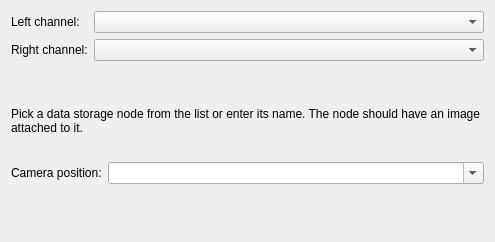
Before: the Qt Designer form MITK/Modules/IGIGui/Common/QmitkStereoImageAndCameraSelectionWidget.ui in NifTK/NifTK, drawn with Qt 5.
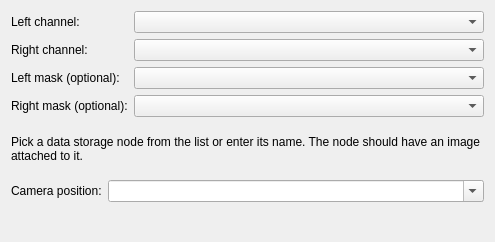
After: the same form once the commit is applied. Custom widgets are drawn as their Qt base class.

Commit message: Issue #4803: Update surface recon plugin with mask images.

```diff
--- a/MITK/Modules/IGIGui/Common/QmitkStereoImageAndCameraSelectionWidget.ui
+++ b/MITK/Modules/IGIGui/Common/QmitkStereoImageAndCameraSelectionWidget.ui
@@ -13,8 +13,6 @@
   <property name="windowTitle">
    <string>Form</string>
   </property>
-  <layout class="QHBoxLayout" name="horizontalLayout">
-   <item>
     <layout class="QVBoxLayout" name="verticalLayout">
      <item>
       <layout class="QFormLayout" name="formLayout">
@@ -38,6 +36,26 @@
        <item row="1" column="1">
         <widget class="QmitkDataStorageComboBox" name="m_RightImageCombo"/>
        </item>
+     <item row="2" column="0">
+      <widget class="QLabel" name="m_LeftMaskLabel">
+       <property name="text">
+        <string>Left mask (optional):</string>
+       </property>
+      </widget>
+     </item>
+     <item row="2" column="1">
+      <widget class="QmitkDataStorageComboBox" name="m_LeftMaskCombo"/>
+     </item>
+     <item row="3" column="0">
+      <widget class="QLabel" name="m_RightMaskLabel">
+       <property name="text">
+        <string>Right mask (optional):</string>
+       </property>
+      </widget>
+     </item>
+     <item row="3" column="1">
+      <widget class="QmitkDataStorageComboBox" name="m_RightMaskCombo"/>
+     </item>
       </layout>
      </item>
      <item>
@@ -68,8 +86,6 @@
           <bool>true</bool>
          </property>
         </widget>
-       </item>
-      </layout>
      </item>
     </layout>
    </item>
```
Lines whose indentation alone changed are shown as unchanged. The commit also changes 3 other files.
